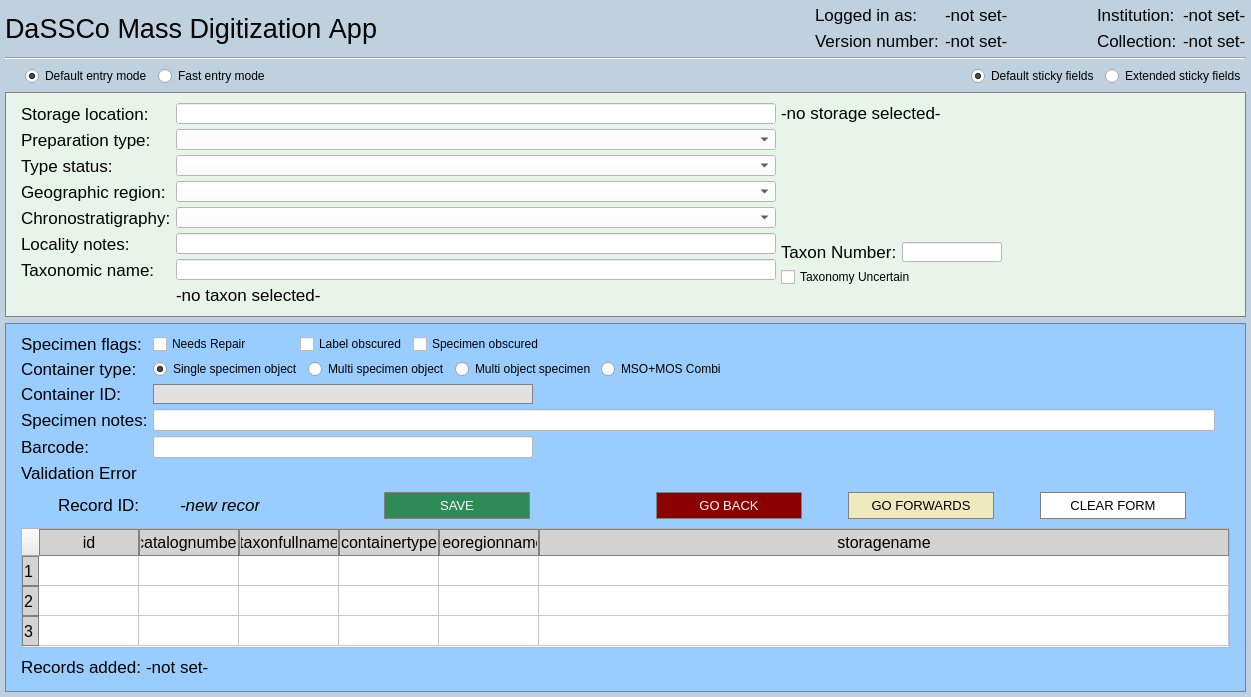
Above: MassDigitizer/ui/specimendataentry.ui from NHMDenmark/Mass-Digitizer before the change. Below: the same form after it.
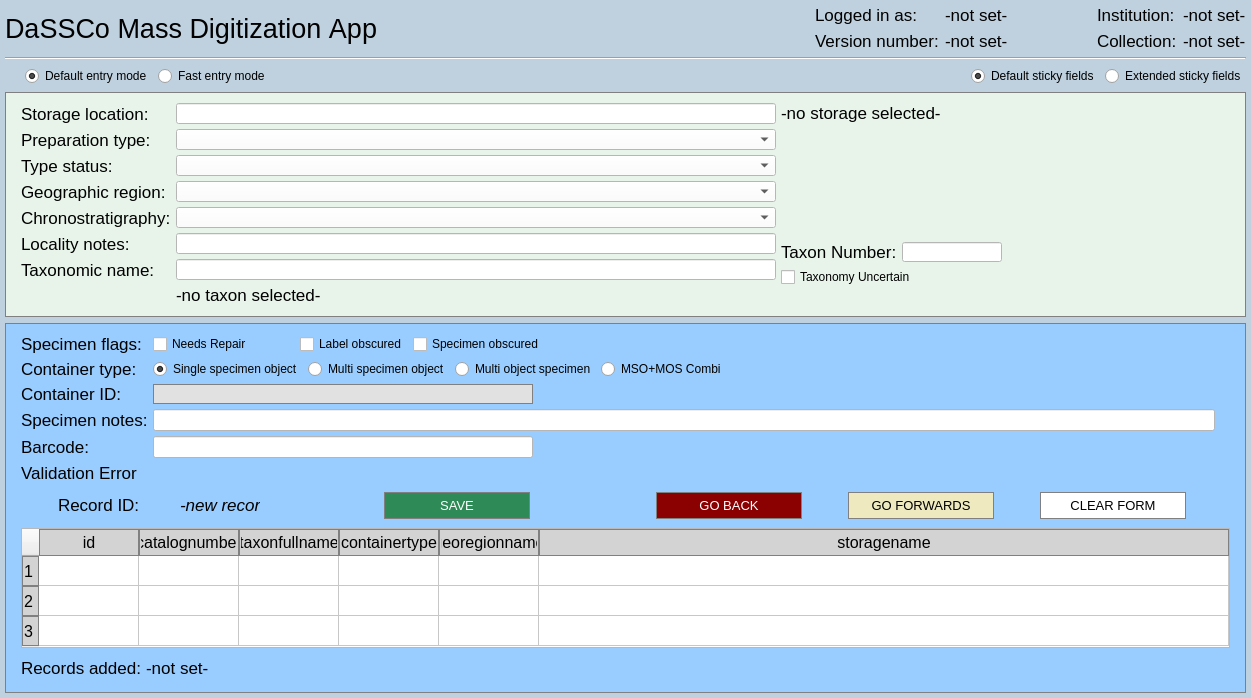
That is the form after the change. Icons and pictures are not drawn.

Commit message: Disallowed resizing window

Patch:
```diff
--- a/MassDigitizer/ui/specimendataentry.ui
+++ b/MassDigitizer/ui/specimendataentry.ui
@@ -7,7 +7,7 @@
     <x>0</x>
     <y>0</y>
     <width>1251</width>
-    <height>697</height>
+    <height>698</height>
    </rect>
   </property>
   <property name="sizePolicy">
@@ -1117,6 +1117,13 @@
                 <height>30</height>
                </size>
               </property>
+              <property name="font">
+               <font>
+                <family>Arial</family>
+                <pointsize>13</pointsize>
+                <kerning>true</kerning>
+               </font>
+              </property>
               <property name="text">
                <string>Records added:</string>
               </property>
```
The commit also changes 1 other file.
